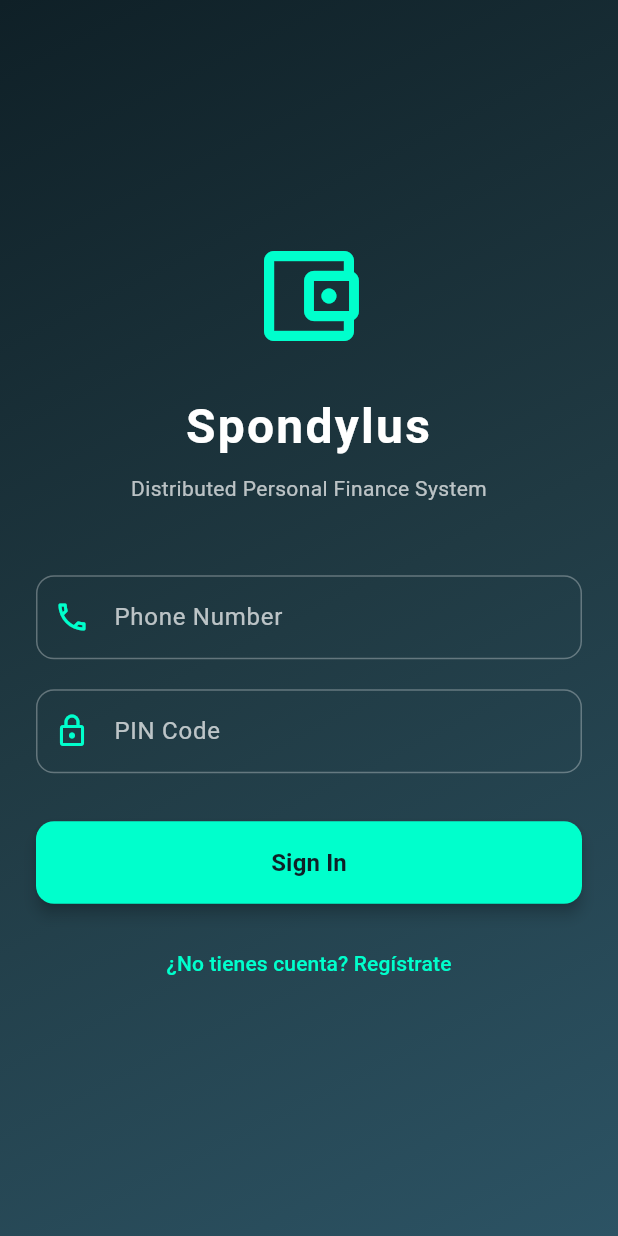
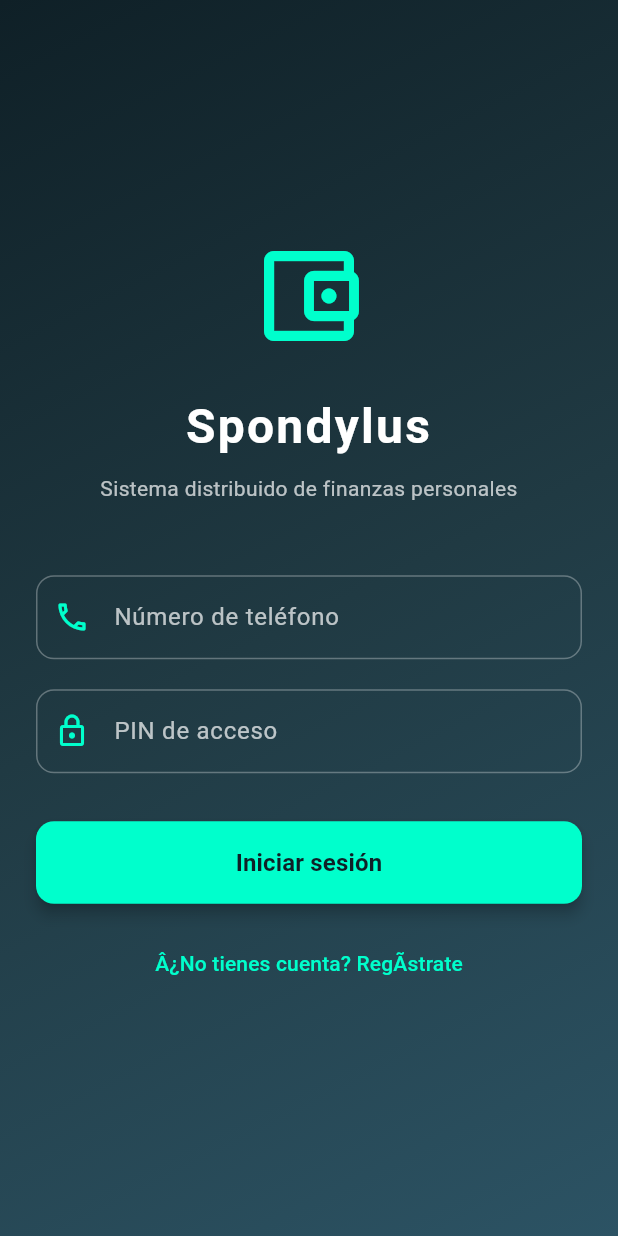
Before and after one commit to unsa-semester-2026-A/sis_dis_final, a Flutter app: the LoginScreen screen opened by its route, on a phone screen of 412 x 824 dp. Run offline on Flutter 3.47's test engine with Material 3 defaults, Android fonts, the phone set to English and light mode, and no system bars; our stand-ins replace dio, flutter_riverpod, flutter_secure_storage, freezed_annotation, go_router, riverpod_annotation; missing offline and left inert: mocktail; accounts and stored records are empty; generated files the repository leaves out were written again.

Commit message:
fix(ui): standardize Spanish labels in auth screens

```diff
--- a/app/mobile/lib/features/auth/presentation/screens/login_screen.dart
+++ b/app/mobile/lib/features/auth/presentation/screens/login_screen.dart
@@ -101,7 +101,7 @@ class _LoginScreenState extends ConsumerState<LoginScreen> {
                     ),
                     const SizedBox(height: 8),
                     const Text(
-                      'Distributed Personal Finance System',
+                      'Sistema distribuido de finanzas personales',
                       textAlign: TextAlign.center,
                       style: TextStyle(
                         fontSize: 14,
@@ -109,13 +109,13 @@ class _LoginScreenState extends ConsumerState<LoginScreen> {
                       ),
                     ),
                     const SizedBox(height: 48),
-                    // Phone Number Input
+                    // Número de teléfono Input
                     TextFormField(
                       controller: _phoneController,
                       keyboardType: TextInputType.phone,
                       style: const TextStyle(color: Colors.white),
                       decoration: InputDecoration(
-                        labelText: 'Phone Number',
+                        labelText: 'Número de teléfono',
                         labelStyle: const TextStyle(color: Colors.white70),
                         prefixIcon: const Icon(
                           Icons.phone_outlined,
@@ -142,20 +142,20 @@ class _LoginScreenState extends ConsumerState<LoginScreen> {
                       ),
                       validator: (String? value) {
                         if (value == null || value.trim().isEmpty) {
-                          return 'Please enter your phone number';
+                          return 'Please enter your Número de teléfono';
                         }
                         return null;
                       },
                     ),
                     const SizedBox(height: 20),
-                    // PIN Code Input
+                    // PIN de acceso Input
                     TextFormField(
                       controller: _pinController,
                       keyboardType: TextInputType.number,
                       obscureText: true,
                       style: const TextStyle(color: Colors.white),
                       decoration: InputDecoration(
-                        labelText: 'PIN Code',
+                        labelText: 'PIN de acceso',
                         labelStyle: const TextStyle(color: Colors.white70),
                         prefixIcon: const Icon(
                           Icons.lock_outlined,
@@ -182,10 +182,10 @@ class _LoginScreenState extends ConsumerState<LoginScreen> {
                       ),
                       validator: (String? value) {
                         if (value == null || value.trim().isEmpty) {
-                          return 'Please enter your PIN';
+                          return 'Ingresa tu PIN';
                         }
                         if (value.length < 4) {
-                          return 'PIN must be at least 4 digits';
+                          return 'El PIN debe tener al menos 4 dígitos';
                         }
                         return null;
                       },
@@ -215,7 +215,7 @@ class _LoginScreenState extends ConsumerState<LoginScreen> {
                               ),
                             )
                           : const Text(
-                              'Sign In',
+                              'Iniciar sesión',
                               style: TextStyle(
                                 fontSize: 16,
                                 fontWeight: FontWeight.bold,
@@ -226,7 +226,7 @@ class _LoginScreenState extends ConsumerState<LoginScreen> {
                     TextButton(
                       onPressed: () => context.go('/register/phone'),
                       child: const Text(
-                        '¿No tienes cuenta? Regístrate',
+                        'Â¿No tienes cuenta? RegÃ­strate',
                         style: TextStyle(color: Color(0xFF00FFCC)),
                       ),
                     ),
--- a/app/mobile/lib/features/auth/presentation/screens/splash_screen.dart
+++ b/app/mobile/lib/features/auth/presentation/screens/splash_screen.dart
@@ -46,7 +46,7 @@ class SplashScreen extends StatelessWidget {
                 ),
                 const SizedBox(height: 12),
                 const Text(
-                  'Soberanía y Transparencia Financiera Distribuidora',
+                  'SoberanÃ­a y Transparencia Financiera Distribuidora',
                   textAlign: TextAlign.center,
                   style: TextStyle(
                     fontSize: 16,
@@ -66,7 +66,7 @@ class SplashScreen extends StatelessWidget {
                     elevation: 4,
                   ),
                   child: const Text(
-                    'Iniciar Sesión',
+                    'Iniciar SesiÃ³n',
                     style: TextStyle(
                       fontSize: 16,
                       fontWeight: FontWeight.bold,
```
